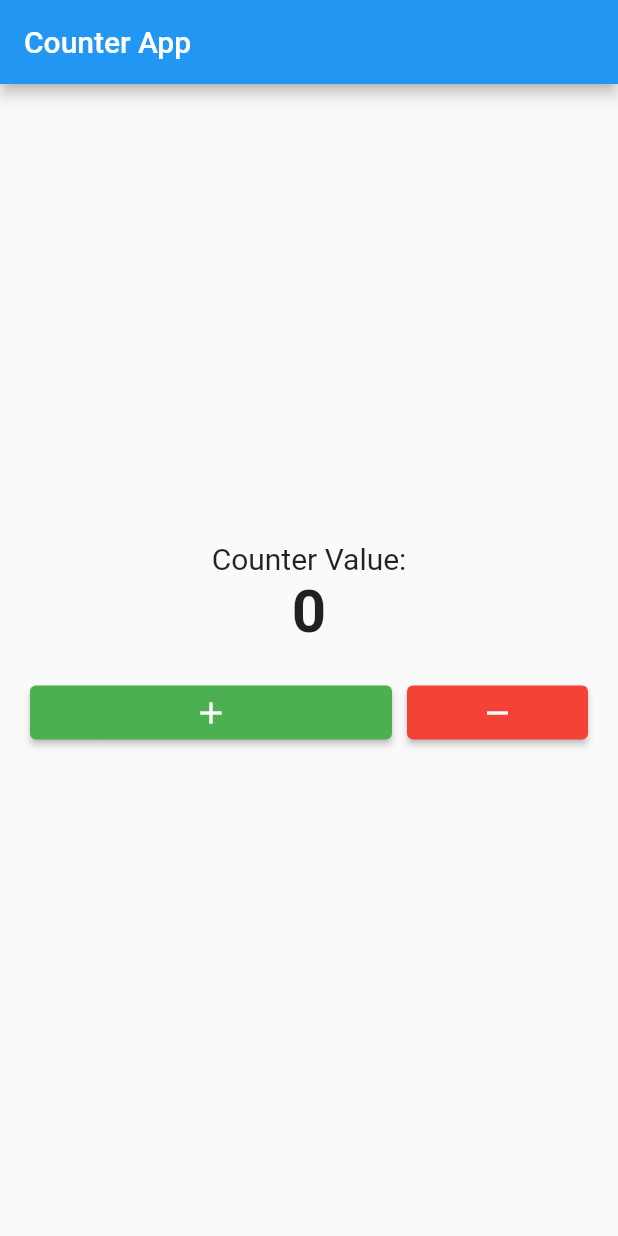
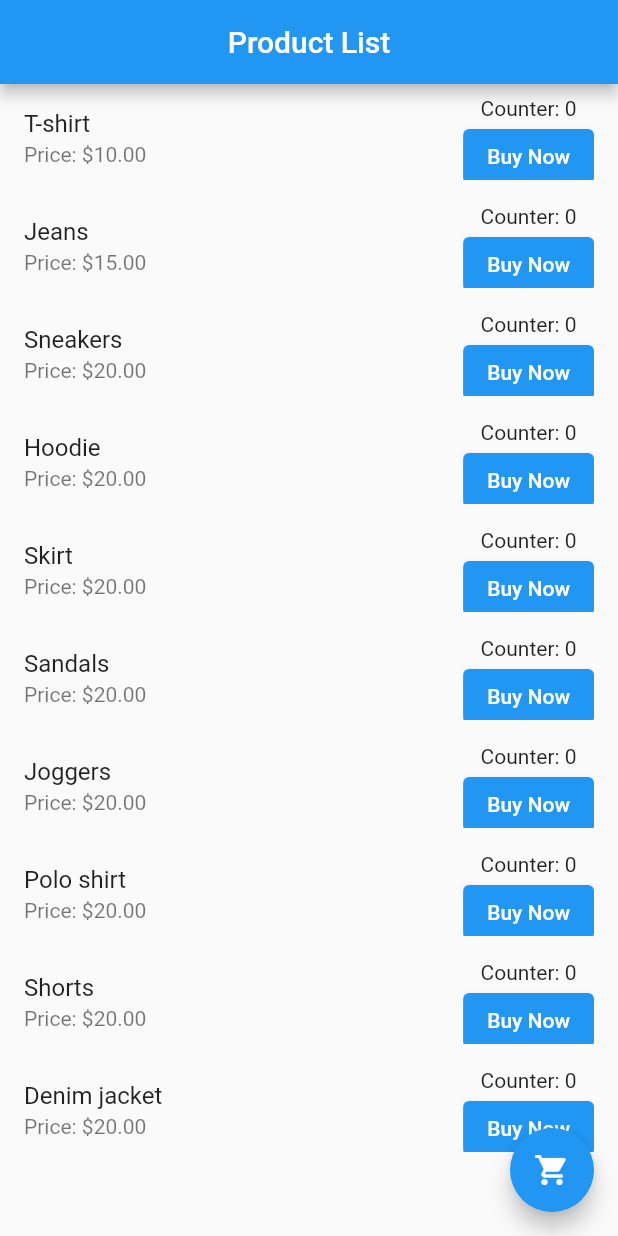
Before and after one commit to EHTarek/ostad_flutter, a Flutter app: the screen it shows after launch, on a phone screen of 412 x 824 dp. Run offline on Flutter 3.47's test engine with Material 2 defaults, Android fonts, the phone set to English and light mode, and no system bars.

Commit message:
module 7 assignment final

```diff
--- a/lib/home_screen.dart
+++ /dev/null
@@ -1,104 +0,0 @@
-import 'package:flutter/material.dart';
-import 'package:ostad_task/second_screen.dart';
-
-class HomeScreen extends StatefulWidget {
-  @override
-  _HomeScreenState createState() => _HomeScreenState();
-}
-
-class _HomeScreenState extends State<HomeScreen> {
-  int _counter = 0;
-
-  void _incrementCounter() {
-    _counter++;
-    if (_counter == 5) {
-      showDialog(
-        context: context,
-        builder: (BuildContext context) {
-          return AlertDialog(
-            title: const Text("Counter Alert"),
-            content: Text("Counter value is $_counter!"),
-            actions: [
-              TextButton(
-                child: const Text("Ok"),
-                onPressed: () {
-                  Navigator.of(context).pop();
-                },
-              ),
-            ],
-          );
-        },
-      );
-    } else if (_counter == 10) {
-      Navigator.push(
-        context,
-        MaterialPageRoute(
-          builder: (BuildContext context) {
-            return SecondScreen(value: _counter,);
-          },
-        ),
-      );
-    }
-    setState(() {});
-  }
-
-  void _decrementCounter() {
-    setState(() {
-      _counter--;
-    });
-  }
-
-  @override
-  Widget build(BuildContext context) {
-    return Scaffold(
-      appBar: AppBar(
-        title: const Text("Counter App"),
-      ),
-      body: Center(
-        child: Column(
-          mainAxisAlignment: MainAxisAlignment.center,
-          children: [
-            const Text(
-              "Counter Value:",
-              style: TextStyle(fontSize: 20),
-            ),
-            Text(
-              _counter.toString(),
-              style: const TextStyle(fontSize: 40, fontWeight: FontWeight.bold),
-            ),
-            Padding(
-              padding: const EdgeInsets.all(20.0),
-              child: Row(
-                mainAxisAlignment: MainAxisAlignment.center,
-                children: [
-                  Expanded(
-                    flex: 2,
-                    child: ElevatedButton(
-                      style: ElevatedButton.styleFrom(
-                        backgroundColor: Colors.green,
-                      ),
-                      onPressed: _incrementCounter,
-                      child: const Icon(Icons.add),
-                    ),
-                  ),
-                  const SizedBox(width: 10),
-                  Expanded(
-                    flex: 1,
-                    child: ElevatedButton(
-                      style: ElevatedButton.styleFrom(
-                        backgroundColor: Colors.red,
-                      ),
-                      onPressed: _decrementCounter,
-                      child: const Icon(Icons.remove),
-                    ),
-                  ),
-
-                ],
-              ),
-            ),
-          ],
-        ),
-      ),
-    );
-  }
-}
--- a/lib/main.dart
+++ b/lib/main.dart
@@ -1,5 +1,5 @@
 import 'package:flutter/material.dart';
-import 'package:ostad_task/home_screen.dart';
+import 'package:ostad_task/product_list.dart';
 
 void main() {
   runApp(const MyApp());
@@ -13,11 +13,11 @@ class MyApp extends StatelessWidget {
   Widget build(BuildContext context) {
     return MaterialApp(
       debugShowCheckedModeBanner: false,
-      title: 'Counter App',
+      title: 'Product List',
       theme: ThemeData(
         primarySwatch: Colors.blue,
       ),
-      home: HomeScreen(),
+      home: ProductList(),
     );
   }
 }
--- /dev/null
+++ b/lib/model/product_model.dart
@@ -0,0 +1,7 @@
+class Product {
+  final String name;
+  final double price;
+  int quantity;
+
+  Product(this.name, this.price, this.quantity);
+}
--- /dev/null
+++ b/lib/pages/cart_page.dart
@@ -0,0 +1,28 @@
+import 'package:flutter/material.dart';
+import '../model/product_model.dart';
+
+class CartPage extends StatelessWidget {
+  List<Product> products;
+
+  CartPage(this.products);
+
+  @override
+  Widget build(BuildContext context) {
+    int totalQuantity = 0;
+    for (var product in products) {
+      totalQuantity += product.quantity;
+    }
+
+    return Scaffold(
+      appBar: AppBar(
+        title: Text('Cart'),
+      ),
+      body: Center(
+        child: Text(
+          'Total Products: $totalQuantity',
+          style: TextStyle(fontSize: 24),
+        ),
+      ),
+    );
+  }
+}
--- /dev/null
+++ b/lib/product_list.dart
@@ -0,0 +1,90 @@
+import 'package:flutter/material.dart';
+import 'package:ostad_task/pages/cart_page.dart';
+import 'model/product_model.dart';
+
+class ProductList extends StatefulWidget {
+  @override
+  _ProductListState createState() => _ProductListState();
+}
+
+class _ProductListState extends State<ProductList> {
+  final List<Product> _products = [
+    Product('T-shirt', 10.0, 0),
+    Product('Jeans', 15.0, 0),
+    Product('Sneakers', 20.0, 0),
+    Product('Hoodie', 20.0, 0),
+    Product('Skirt', 20.0, 0),
+    Product('Sandals', 20.0, 0),
+    Product('Joggers', 20.0, 0),
+    Product('Polo shirt', 20.0, 0),
+    Product('Shorts', 20.0, 0),
+    Product('Denim jacket', 20.0, 0),
+  ];
+
+  @override
+  Widget build(BuildContext context) {
+    return Scaffold(
+      appBar: AppBar(
+        title: const Text('Product List'),
+        centerTitle: true,
+      ),
+      body: ListView.builder(
+        itemCount: _products.length,
+        itemBuilder: (context, index) {
+          return ListTile(
+            title: Text(_products[index].name),
+            subtitle:
+                Text('Price: \$${_products[index].price.toStringAsFixed(2)}'),
+            trailing: SingleChildScrollView(
+              child: Column(
+                mainAxisAlignment: MainAxisAlignment.center,
+                children: [
+                  Text('Counter: ${_products[index].quantity}'),
+                  ElevatedButton(
+                    child: const Text('Buy Now'),
+                    onPressed: () => _incrementCounter(index),
+                  ),
+                ],
+              ),
+            ),
+          );
+        },
+      ),
+      floatingActionButton: FloatingActionButton(
+        onPressed: () {
+          Navigator.push(
+              context, MaterialPageRoute(builder: (_) => CartPage(_products)));
+        },
+        child: const Icon(Icons.shopping_cart),
+      ),
+    );
+  }
+
+  void _incrementCounter(int index) {
+    _products[index].quantity++;
+
+    if (_products[index].quantity == 5) {
+      showDialog(
+        context: context,
+        builder: (BuildContext context) {
+          return AlertDialog(
+            title: const Text(
+              'Congratulations!',
+              style: TextStyle(fontSize: 26),
+            ),
+            content: Text('You\'ve bought 5 ${_products[index].name}!'),
+            actions: [
+              TextButton(
+                child: const Text('Ok'),
+                onPressed: () {
+                  Navigator.of(context).pop();
+                },
+              ),
+            ],
+          );
+        },
+      );
+    }
+    setState(() {});
+  }
+}
--- a/lib/second_screen.dart
+++ /dev/null
@@ -1,21 +0,0 @@
-import 'package:flutter/material.dart';
-
-class SecondScreen extends StatelessWidget {
-  int value;
-  SecondScreen({required this.value});
-
-  @override
-  Widget build(BuildContext context) {
-    return Scaffold(
-      appBar: AppBar(
-        title: const Text("Second Screen"),
-      ),
-      body: Center(
-        child: Text(
-          "Congratulations! You reached $value!",
-          style: const TextStyle(fontSize: 24),
-        ),
-      ),
-    );
-  }
-}
```
Also changed, not shown: 1 other file.
